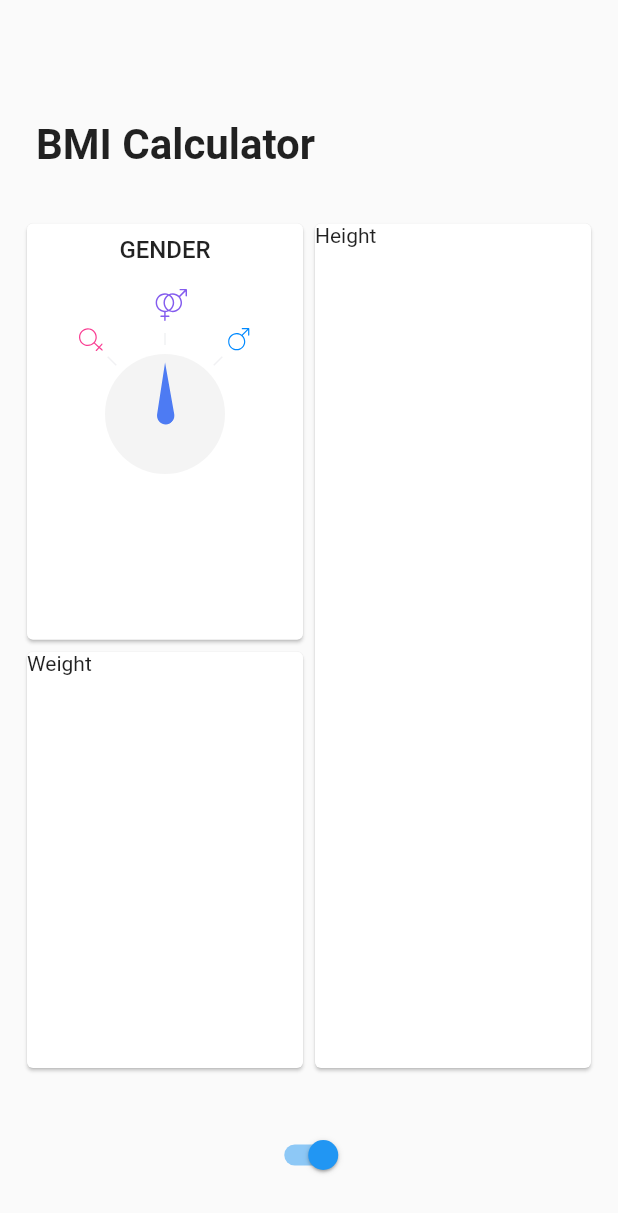
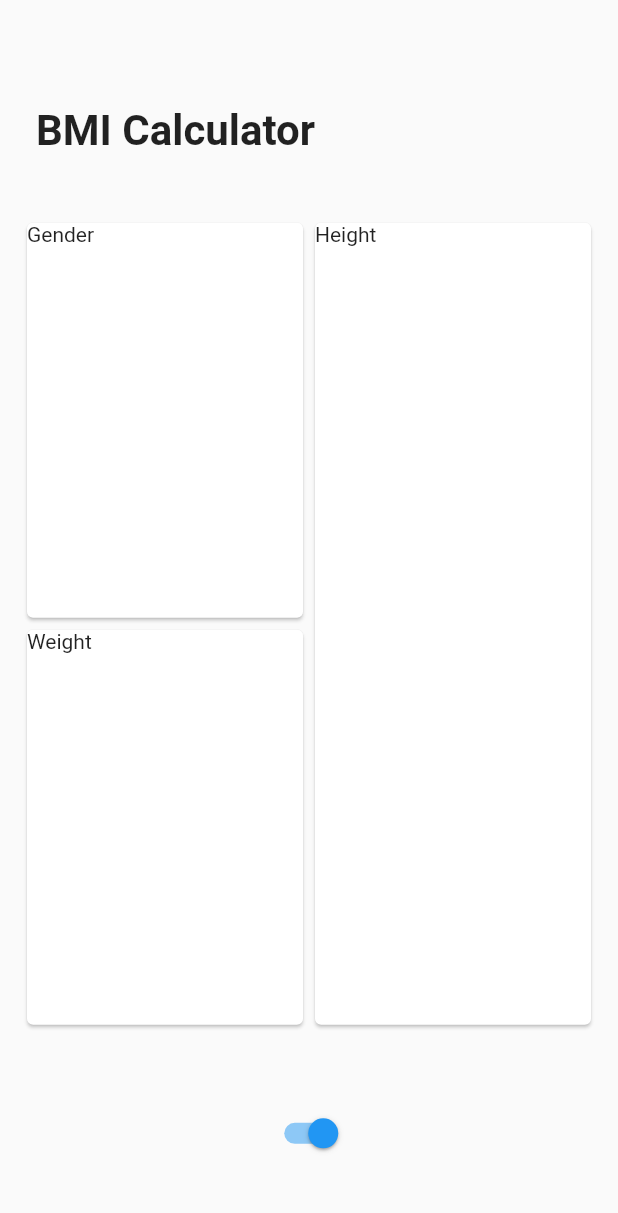
Before and after one commit to MarcinusX/bmi_calculator, a Flutter app: the screen it shows after launch, on a phone screen of 412 x 824 dp. Shown: the top 1213 px of the screen. Run offline on Flutter 3.47's test engine with Material 2 defaults, Android fonts, the phone set to English and light mode, and no system bars; our stand-ins replace flutter_svg.

Commit message:
Added screen aware dimens

```diff
--- a/lib/gender_card.dart
+++ b/lib/gender_card.dart
@@ -4,6 +4,8 @@ import 'package:bmi_calculator/card_title.dart';
 import 'package:bmi_calculator/gender.dart';
 import 'package:flutter/material.dart';
 import 'package:flutter_svg/flutter_svg.dart';
+
+import 'widget_utils.dart' show screenAwareSize;
 
 class GenderCard extends StatefulWidget {
   final Gender initialGender;
@@ -20,7 +22,8 @@ const Map<Gender, double> _genderAngles = {
   Gender.other: 0.0,
   Gender.male: _defaultGenderAngle,
 };
-const double _circleSize = 80.0;
+
+double _circleSize(BuildContext context) => screenAwareSize(80.0, context);
 
 class _GenderCardState extends State<GenderCard>
     with SingleTickerProviderStateMixin {
@@ -49,13 +52,13 @@ class _GenderCardState extends State<GenderCard>
   Widget build(BuildContext context) {
     return Card(
       child: Padding(
-        padding: const EdgeInsets.only(top: 8.0),
+        padding: EdgeInsets.only(top: screenAwareSize(8.0, context)),
         child: Column(
           crossAxisAlignment: CrossAxisAlignment.center,
           children: <Widget>[
             CardTitle("GENDER"),
             Padding(
-              padding: const EdgeInsets.only(top: 16.0),
+              padding: EdgeInsets.only(top: screenAwareSize(16.0, context)),
               child: _drawMainStack(),
             ),
           ],
@@ -120,18 +123,22 @@ class GenderIconTranslated extends StatelessWidget {
 
   String get _assetName => _genderImages[gender];
 
-  double get _iconSize => _isOtherGender ? 22.0 : 16.0;
+  double _iconSize(BuildContext context) {
+    return screenAwareSize(_isOtherGender ? 22.0 : 16.0, context);
+  }
 
-  double get _genderLeftPadding => _isOtherGender ? 8.0 : 0.0;
+  double _genderLeftPadding(BuildContext context) {
+    return screenAwareSize(_isOtherGender ? 8.0 : 0.0, context);
+  }
 
   @override
   Widget build(BuildContext context) {
     Widget icon = Padding(
-      padding: EdgeInsets.only(left: _genderLeftPadding),
+      padding: EdgeInsets.only(left: _genderLeftPadding(context)),
       child: SvgPicture.asset(
         _assetName,
-        height: _iconSize,
-        width: _iconSize,
+        height: _iconSize(context),
+        width: _iconSize(context),
       ),
     );
 
@@ -141,7 +148,7 @@ class GenderIconTranslated extends StatelessWidget {
     );
 
     Widget iconWithALine = Padding(
-      padding: EdgeInsets.only(bottom: _circleSize / 2),
+      padding: EdgeInsets.only(bottom: _circleSize(context) / 2),
       child: Column(
         crossAxisAlignment: CrossAxisAlignment.center,
         children: <Widget>[
@@ -158,7 +165,7 @@ class GenderIconTranslated extends StatelessWidget {
     );
 
     Widget centeredIconWithALine = Padding(
-      padding: EdgeInsets.only(bottom: _circleSize / 2),
+      padding: EdgeInsets.only(bottom: _circleSize(context) / 2),
       child: rotatedIconWithALine,
     );
 
@@ -167,8 +174,10 @@ class GenderIconTranslated extends StatelessWidget {
 }
 
 class GenderArrow extends AnimatedWidget {
-  static final double _arrowLength = 32.0;
-  static final double _translationOffset = _arrowLength * -0.4;
+  double _arrowLength(BuildContext context) => screenAwareSize(32.0, context);
+
+  double _translationOffset(BuildContext context) =>
+      _arrowLength(context) * -0.4;
 
   const GenderArrow({Key key, Listenable listenable})
       : super(key: key, listenable: listenable);
@@ -180,13 +189,13 @@ class GenderArrow extends AnimatedWidget {
       angle: animation.value,
       alignment: Alignment(0.0, 0.0),
       child: Transform.translate(
-        offset: Offset(0.0, _translationOffset),
+        offset: Offset(0.0, _translationOffset(context)),
         child: Transform.rotate(
           angle: -_defaultGenderAngle,
           child: SvgPicture.asset(
             "images/gender_arrow.svg",
-            height: _arrowLength,
-            width: _arrowLength,
+            height: _arrowLength(context),
+            width: _arrowLength(context),
           ),
         ),
       ),
@@ -219,8 +228,8 @@ class GenderCircle extends StatelessWidget {
   @override
   Widget build(BuildContext context) {
     return Container(
-      width: _circleSize,
-      height: _circleSize,
+      width: _circleSize(context),
+      height: _circleSize(context),
       decoration: BoxDecoration(
         shape: BoxShape.circle,
         color: Color.fromRGBO(244, 244, 244, 1.0),
@@ -233,9 +242,12 @@ class GenderLine extends StatelessWidget {
   @override
   Widget build(BuildContext context) {
     return Padding(
-      padding: const EdgeInsets.only(bottom: 6.0, top: 8.0),
+      padding: EdgeInsets.only(
+        bottom: screenAwareSize(6.0, context),
+        top: screenAwareSize(8.0, context),
+      ),
       child: Container(
-        height: 8.0,
+        height: screenAwareSize(8.0, context),
         width: 1.0,
         color: Color.fromRGBO(216, 217, 223, 0.36),
       ),
--- a/lib/input_page.dart
+++ b/lib/input_page.dart
@@ -1,13 +1,8 @@
-import 'package:bmi_calculator/gender_card.dart';
 import 'package:flutter/material.dart';
 
-class InputPage extends StatefulWidget {
-  @override
-  _InputPageState createState() => _InputPageState();
-}
+import 'widget_utils.dart' show screenAwareSize;
 
-class _InputPageState extends State<InputPage> {
-  @override
+class InputPage extends StatelessWidget {
   Widget build(BuildContext context) {
     return Scaffold(
       body: Padding(
@@ -15,18 +10,21 @@ class _InputPageState extends State<InputPage> {
         child: Column(
           crossAxisAlignment: CrossAxisAlignment.start,
           children: <Widget>[
-            _buildTitle(),
-            _buildCards(),
-            _buildBottom(),
+            _buildTitle(context),
+            Expanded(child: _buildCards(context)),
+            _buildBottom(context),
           ],
         ),
       ),
     );
   }
 
-  _buildTitle() {
+  Widget _buildTitle(BuildContext context) {
     return Padding(
-      padding: const EdgeInsets.only(left: 24.0, top: 80.0),
+      padding: EdgeInsets.only(
+        left: 24.0,
+        top: screenAwareSize(56.0, context),
+      ),
       child: Text(
         "BMI Calculator",
         style: new TextStyle(fontSize: 28.0, fontWeight: FontWeight.bold),
@@ -34,49 +32,45 @@ class _InputPageState extends State<InputPage> {
     );
   }
 
-  _buildCards() {
-    return Expanded(
-      child: Padding(
-        padding: const EdgeInsets.only(left: 14.0, right: 14.0, top: 32.0),
+  Widget _buildCards(BuildContext context) {
+    return Padding(
+      padding: EdgeInsets.only(
+        left: 14.0,
+        right: 14.0,
+        top: screenAwareSize(32.0, context),
+      ),
       child: Row(
         children: <Widget>[
           Expanded(
             child: Column(
               children: <Widget>[
-                  Expanded(
-                    child: GenderCard()
-                  ),
-                  Expanded(
-                    child: Card(
-                      child: Container(
-                        width: double.infinity,
-                        child: Text("Weight"),
-                      ),
-                    ),
-                  ),
+                Expanded(child: _tempCard("Gender")),
+                Expanded(child: _tempCard("Weight")),
               ],
             ),
           ),
-            Expanded(
-              child: Card(
-                child: Container(
-                  height: double.infinity,
-                  child: Text("Height"),
-                ),
-              ),
-            ),
+          Expanded(child: _tempCard("Height"))
         ],
-        ),
       ),
     );
   }
 
-  _buildBottom() {
+  Widget _tempCard(String label) {
+    return Card(
+      child: Container(
+        width: double.infinity,
+        height: double.infinity,
+        child: Text(label),
+      ),
+    );
+  }
+
+  Widget _buildBottom(BuildContext context) {
     return Container(
       alignment: Alignment.center,
-      height: 108.0,
+      height: screenAwareSize(108.0, context),
       width: double.infinity,
-      child: Switch(value: true, onChanged: (val){}),
+      child: Switch(value: true, onChanged: (val) {}),
     );
   }
 }
--- /dev/null
+++ b/lib/widget_utils.dart
@@ -0,0 +1,7 @@
+import 'package:flutter/material.dart';
+
+const double baseHeight = 650.0;
+
+double screenAwareSize(double size, BuildContext context) {
+  return size * MediaQuery.of(context).size.height / baseHeight;
+}
```
Also changed, not shown: lib/main.dart (+6 -1 lines), pubspec.lock. Lines whose indentation alone changed are shown as unchanged.
